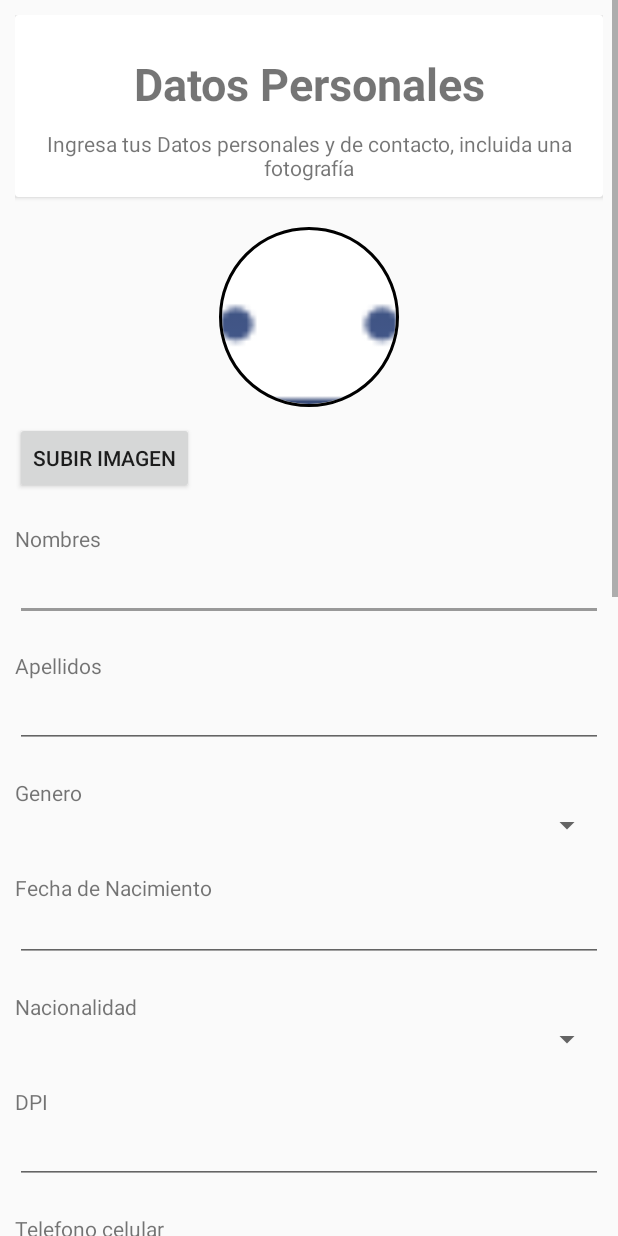
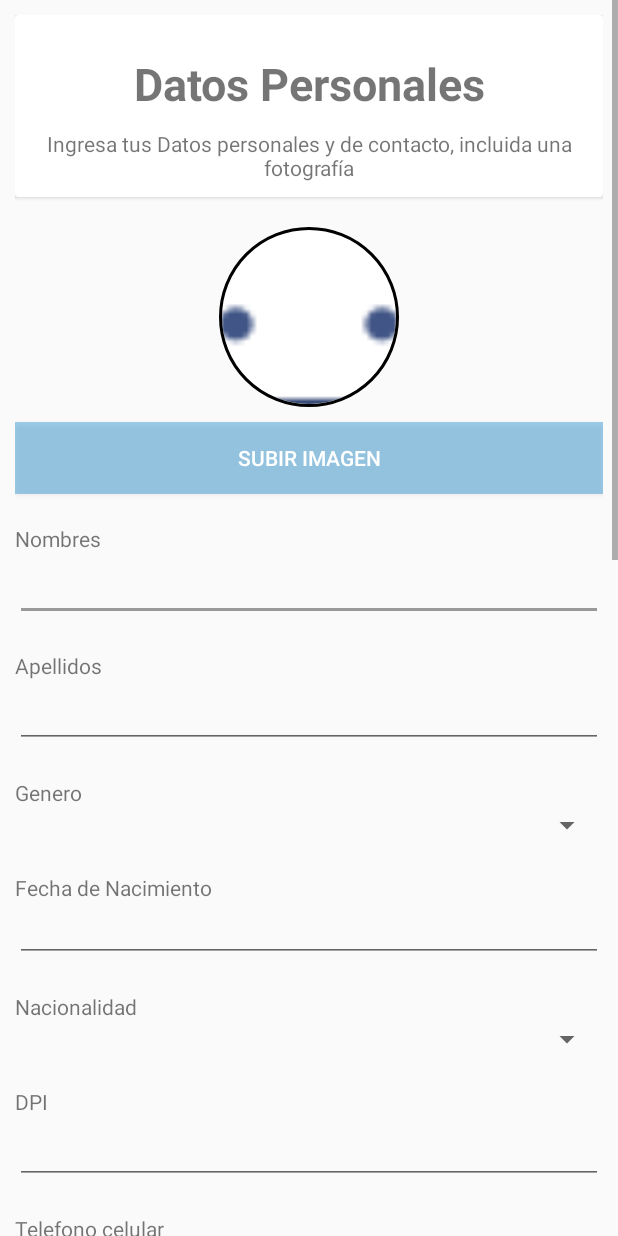
Before and after one commit to andres8m/inJob-Candidate, an Android app: the layout fragment_personal_info.xml on its own in the app's theme, with its tools: preview values and no code run, on a phone screen of 412 x 824 dp. Run offline under Robolectric (Android 15) with nearby library versions, the phone set to English and light mode, and no system bars; network calls fail.

Commit message:
margins and some things fixed

```diff
--- a/app/src/main/res/layout/content_main.xml
+++ b/app/src/main/res/layout/content_main.xml
@@ -51,8 +51,8 @@
             android:layout_width="match_parent"
             android:layout_height="wrap_content"
             android:layout_marginTop="50dp"
+            android:text="Iniciar sesión"
             android:background="@color/colorPrimary"
-            android:text="Iniciar sesión"
             android:textColor="@android:color/white"
             android:textColorLink="@android:color/white" />
 
--- a/app/src/main/res/layout/fragment_personal_info.xml
+++ b/app/src/main/res/layout/fragment_personal_info.xml
@@ -78,10 +78,13 @@
 
             <Button
                 android:id="@+id/button2"
-                android:layout_width="wrap_content"
+                android:layout_width="match_parent"
                 android:layout_height="wrap_content"
                 android:layout_marginTop="10dp"
-                android:text="Subir Imagen" />
+                android:text="Subir Imagen"
+                android:background="@color/colorPrimary"
+                android:textColor="@android:color/white"
+                android:textColorLink="@android:color/white"/>
 
 
             <TextView
@@ -312,9 +315,13 @@
 
             <Button
                 android:id="@+id/penales"
-                android:layout_width="wrap_content"
+                android:layout_width="match_parent"
                 android:layout_height="wrap_content"
-                android:text="Subir Antecedentes Penales" />
+                android:layout_marginTop="15dp"
+                android:background="@color/colorPrimary"
+                android:text="Subir Antecedentes Penales"
+                android:textColor="@android:color/white"
+                android:textColorLink="@android:color/white" />
 
             <TextView
                 android:id="@+id/textView19"
@@ -326,9 +333,13 @@
 
             <Button
                 android:id="@+id/policiacos"
-                android:layout_width="wrap_content"
+                android:layout_width="match_parent"
                 android:layout_height="wrap_content"
-                android:text="Subir Antecedentes Policacos" />
+                android:layout_marginTop="15dp"
+                android:background="@color/colorPrimary"
+                android:text="Subir Antecedentes Policacos"
+                android:textColor="@android:color/white"
+                android:textColorLink="@android:color/white" />
 
             <TextView
                 android:id="@+id/textView20"
@@ -340,9 +351,14 @@
 
             <Button
                 android:id="@+id/documento"
-                android:layout_width="wrap_content"
+                android:layout_width="match_parent"
                 android:layout_height="wrap_content"
-                android:text="Subir Documento de Identificación" />
+                android:layout_marginBottom="65dp"
+                android:layout_marginTop="15dp"
+                android:background="@color/colorPrimary"
+                android:text="Subir Documento de Identificación"
+                android:textColor="@android:color/white"
+                android:textColorLink="@android:color/white" />
 
         </LinearLayout>
 
```
Also changed, not shown: app/src/main/res/layout/fragment_main.xml (+8 -8 lines).
